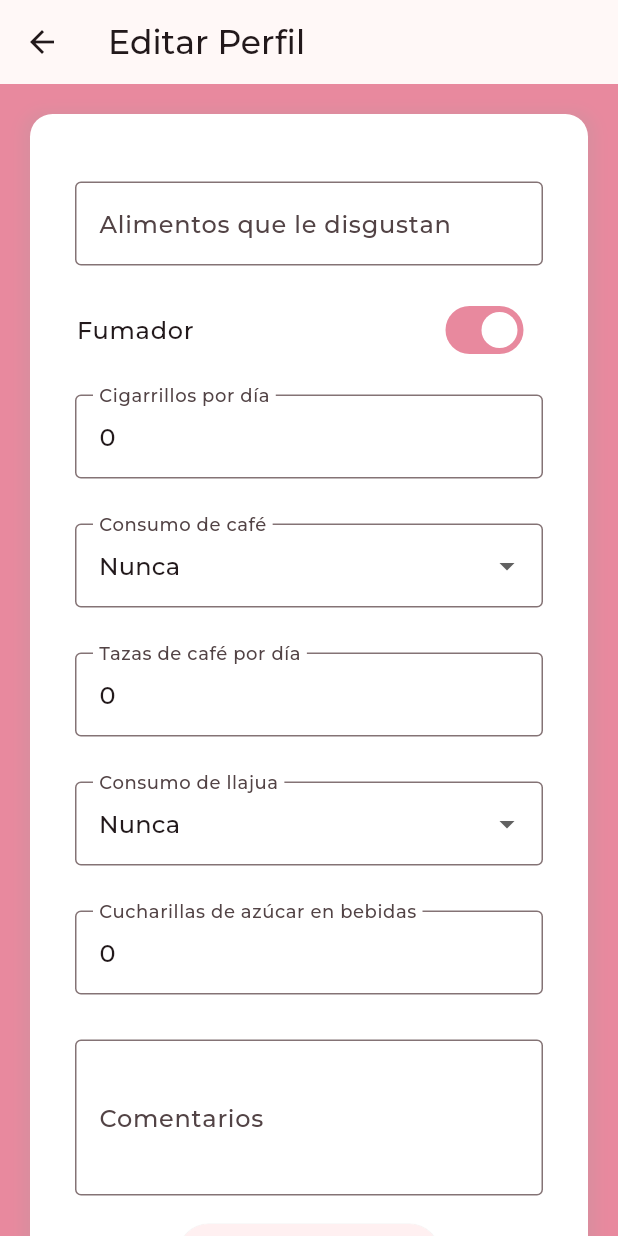
After one commit to sabinelohnerv/proyecto-catas, a Flutter app: the ProfileView screen opened directly, after a tap on "PERFIL", on a phone screen of 412 x 824 dp. The commit adds this screen. Run offline on Flutter 3.47's test engine with Material 3 defaults, Android fonts, the phone set to English and light mode, and no system bars; our stand-ins replace cloud_firestore, firebase_auth, firebase_core, firebase_storage, image_picker; accounts and stored records are empty; network calls fail; project files that could hold a hidden picture were left out.

Commit message:
Edit View Progress

```diff
--- a/lib/view_models/profile_viewmodel.dart
+++ b/lib/view_models/profile_viewmodel.dart
@@ -41,7 +41,7 @@ class ProfileViewModel extends ChangeNotifier {
 
   String get imageUrl =>
       _userDetails?['image_url'] ??
-      'https://firebasestorage.googleapis.com/v0/b/catas-univalle.appspot.com/o/user_profile_images%2FdKgpYVBtrINmWNUbHaFzbTfLIR43.jpg?alt=media&token=ec449f94-cb81-4939-acef-cb3f9802652a';
+      'https://firebasestorage.googleapis.com/v0/b/catas-univalle.appspot.com/o/user_profile_images%2FQf0El6c5R7Suh8y3oXBLu1ReV7r2.jpg?alt=media&token=54b51bb0-1a01-49de-9d40-e868e0f493d7';
   String get fullName => _userDetails?['fullName'] ?? 'Nombre no disponible';
   String get email => _userDetails?['email'] ?? 'Email no disponible';
   String get birthDate =>
--- a/lib/view_models/register_viewmodel.dart
+++ b/lib/view_models/register_viewmodel.dart
@@ -4,9 +4,11 @@ import 'package:catas_univalle/services/auth_service.dart';
 import 'package:flutter/material.dart';
 import 'package:intl/intl.dart';
 import '../models/judge.dart';
+import '../services/user_service.dart';
 
 class RegisterViewModel with ChangeNotifier {
   final _authService = AuthService();
+  final _userService = UserService();
 
   String fullName = '';
   String email = '';
@@ -91,6 +93,21 @@ class RegisterViewModel with ChangeNotifier {
     cigarettesPerDayController.text = cigarettesPerDay.toString();
     coffeeCupsPerDayController.text = coffeeCupsPerDay.toString();
     sugarInDrinksController.text = sugarInDrinks.toString();
+  }
+
+  void updateDislikes(String value) {
+    dislikes = value;
+    notifyListeners();
+  }
+
+  void updateSmokes(bool value) {
+    smokes = value;
+    notifyListeners();
+  }
+
+  void updateComment(String value) {
+    comment = value;
+    notifyListeners();
   }
 
   void updateCigarettesPerDay(int value) {
@@ -304,4 +321,55 @@ class RegisterViewModel with ChangeNotifier {
       return false;
     }
   }
+
+  //Edit
+
+  Future<void> loadUserProfile() async {
+    final currentUser = _userService.getCurrentUser();
+    if (currentUser != null) {
+      final userDetails = await _userService.getUserDetails(currentUser.uid);
+      if (userDetails != null) {
+        dislikes = userDetails['dislikes'] ?? '';
+        symptoms = List.from(userDetails['symptoms'] ?? []);
+        smokes = userDetails['smokes'] ?? false;
+        cigarettesPerDay = userDetails['cigarettesPerDay'] ?? 0;
+        coffee = userDetails['coffee'] ?? 'Nunca';
+        coffeeCupsPerDay = userDetails['coffeeCupsPerDay'] ?? 0;
+        llajua = userDetails['llajua'] ?? 'Nunca';
+        seasonings = List.from(userDetails['seasonings'] ?? []);
+        sugarInDrinks = userDetails['sugarInDrinks'] ?? 0;
+        allergies = List.from(userDetails['allergies'] ?? []);
+        comment = userDetails['comment'] ?? '';
+        notifyListeners();
+      }
+    }
+  }
+
+  Future<bool> saveProfileChanges() async {
+    final currentUser = _userService.getCurrentUser();
+    if (currentUser != null) {
+      Judge updatedJudge = Judge(
+        id: currentUser.uid,
+        fullName: '',
+        email: '',
+        birthDate: '',
+        gender: '',
+        dislikes: dislikes,
+        symptoms: selectedSymptoms,
+        smokes: smokes,
+        cigarettesPerDay: cigarettesPerDay,
+        coffee: coffee,
+        coffeeCupsPerDay: coffeeCupsPerDay,
+        llajua: llajua,
+        seasonings: selectedSeasonings,
+        sugarInDrinks: sugarInDrinks,
+        allergies: selectedAllergies,
+        comment: comment,
+        applicationState: '',
+        profileImgUrl: '',
+      );
+      return await _userService.updateJudgeDetails(updatedJudge);
+    }
+    return false;
+  }
 }
--- /dev/null
+++ b/lib/views/edit_profile_view.dart
@@ -0,0 +1,188 @@
+// ignore_for_file: use_build_context_synchronously
+
+import 'package:flutter/material.dart';
+import 'package:provider/provider.dart';
+import 'package:catas_univalle/view_models/register_viewmodel.dart';
+
+import '../widgets/profile/edit_field.dart'; // Asegúrate de que la ruta sea correcta
+
+class EditProfileView extends StatefulWidget {
+  const EditProfileView({Key? key}) : super(key: key);
+
+  @override
+  State<EditProfileView> createState() => _EditProfileViewState();
+}
+
+class _EditProfileViewState extends State<EditProfileView> {
+  final GlobalKey<FormState> _formKey = GlobalKey<FormState>();
+
+  @override
+  void initState() {
+    super.initState();
+    final viewModel = Provider.of<RegisterViewModel>(context, listen: false);
+    viewModel.loadUserProfile();
+  }
+
+  @override
+  Widget build(BuildContext context) {
+    final viewModel = Provider.of<RegisterViewModel>(context);
+
+    return Scaffold(
+      appBar: AppBar(
+        title: const Text("Editar Perfil"),
+      ),
+      backgroundColor: Theme.of(context).colorScheme.primary,
+      body: SingleChildScrollView(
+        padding: const EdgeInsets.all(20.0),
+        child: Form(
+          key: _formKey,
+          child: Container(
+            padding: const EdgeInsets.symmetric(horizontal: 15, vertical: 30),
+            decoration: BoxDecoration(
+              color: Colors.white,
+              borderRadius: BorderRadius.circular(15),
+              boxShadow: [
+                BoxShadow(
+                  color: Colors.grey.withOpacity(0.2),
+                  spreadRadius: 5,
+                  blurRadius: 7,
+                  offset: const Offset(0, 3),
+                ),
+              ],
+            ),
+            child: Column(
+              children: [
+                // Dislikes
+                CustomTextFormField(
+                  controller: TextEditingController(text: viewModel.dislikes),
+                  labelText: 'Alimentos que le disgustan',
+                  onSaved: (value) => viewModel.updateDislikes(value ?? ''),
+                ),
+                // Smokes
+                ListTile(
+                  title: const Text("Fumador"),
+                  trailing: Switch(
+                    value: viewModel.smokes,
+                    onChanged: (newValue) {
+                      setState(() {
+                        viewModel.smokes = newValue;
+                      });
+                    },
+                  ),
+                ),
+                // Cigarettes per day
+                CustomTextFormField(
+                  controller: TextEditingController(
+                      text: viewModel.cigarettesPerDay.toString()),
+                  labelText: 'Cigarrillos por día',
+                  keyboardType: TextInputType.number,
+                  onSaved: (value) => viewModel
+                      .updateCigarettesPerDay(int.tryParse(value ?? '0') ?? 0),
+                ),
+                // Coffee consumption
+                CustomDropdownFormField(
+                  value: viewModel.coffee,
+                  labelText: 'Consumo de café',
+                  items: viewModel.consumptionOptions,
+                  onChanged: (String? newValue) =>
+                      viewModel.coffee = (newValue!),
+                ),
+                // Coffee cups per day
+                CustomTextFormField(
+                  controller: TextEditingController(
+                      text: viewModel.coffeeCupsPerDay.toString()),
+                  labelText: 'Tazas de café por día',
+                  keyboardType: TextInputType.number,
+                  onSaved: (value) => viewModel
+                      .updateCoffeeCupsPerDay(int.tryParse(value ?? '0') ?? 0),
+                ),
+                // Llajua consumption
+                CustomDropdownFormField(
+                  value: viewModel.llajua,
+                  labelText: 'Consumo de llajua',
+                  items: viewModel.consumptionOptions,
+                  onChanged: (String? newValue) =>
+                      viewModel.llajua = (newValue!),
+                ),
+                // Sugar in drinks
+                CustomTextFormField(
+                  controller: TextEditingController(
+                      text: viewModel.sugarInDrinks.toString()),
+                  labelText: 'Cucharillas de azúcar en bebidas',
+                  keyboardType: TextInputType.number,
+                  onSaved: (value) => viewModel
+                      .updateSugarInDrinks(int.tryParse(value ?? '0') ?? 0),
+                ),
+                // Comment
+                CustomTextFormField(
+                  controller: TextEditingController(text: viewModel.comment),
+                  labelText: 'Comentarios',
+                  maxLines: 3,
+                  onSaved: (value) => viewModel.updateComment(value ?? ''),
+                ),
+                // Submit button
+                ElevatedButton(
+                  onPressed: () async {
+                    if (_formKey.currentState!.validate()) {
+                      _formKey.currentState!.save();
+                      if (await viewModel.saveProfileChanges()) {
+                        ScaffoldMessenger.of(context).showSnackBar(
+                          const SnackBar(
+                              content:
+                                  Text('Perfil actualizado correctamente')),
+                        );
+                        Navigator.of(context).pop();
+                      } else {
+                        ScaffoldMessenger.of(context).showSnackBar(
+                          const SnackBar(
+                              content: Text('Error al actualizar el perfil')),
+                        );
+                      }
+                    }
+                  },
+                  child: const Text('Guardar Cambios'),
+                ),
+              ],
+            ),
+          ),
+        ),
+      ),
+    );
+  }
+}
+
+class CustomDropdownFormField extends StatelessWidget {
+  final String value;
+  final String labelText;
+  final List<String> items;
+  final void Function(String?) onChanged;
+
+  const CustomDropdownFormField({
+    Key? key,
+    required this.value,
+    required this.labelText,
+    required this.items,
+    required this.onChanged,
+  }) : super(key: key);
+
+  @override
+  Widget build(BuildContext context) {
+    return Padding(
+      padding: const EdgeInsets.all(15.0),
+      child: DropdownButtonFormField<String>(
+        value: value,
+        decoration: InputDecoration(
+          labelText: labelText,
+          border: const OutlineInputBorder(),
+        ),
+        items: items.map<DropdownMenuItem<String>>((String value) {
+          return DropdownMenuItem<String>(
+            value: value,
+            child: Text(value),
+          );
+        }).toList(),
+        onChanged: onChanged,
+      ),
+    );
+  }
+}
--- a/lib/views/profile_view.dart
+++ b/lib/views/profile_view.dart
@@ -1,3 +1,4 @@
+import 'package:catas_univalle/views/edit_profile_view.dart';
 import 'package:catas_univalle/widgets/profile/attributes_container.dart';
 import 'package:flutter/material.dart';
 import 'package:provider/provider.dart';
@@ -107,7 +108,8 @@ class _ProfileViewState extends State<ProfileView> {
                   img: "profile",
                   title: "Perfil",
                   subtitle: 'Editar',
-                  isClickable: false,
+                  destinationScreen: EditProfileView(),
+                  isClickable: true,
                 ),
               ),
             ),
--- /dev/null
+++ b/lib/widgets/profile/edit_field.dart
@@ -0,0 +1,44 @@
+import 'package:flutter/material.dart';
+
+class CustomTextFormField extends StatelessWidget {
+  final TextEditingController controller;
+  final String labelText;
+  final String? Function(String?)? validator;
+  final TextInputType keyboardType;
+  final bool obscureText;
+  final int? maxLines;
+  final void Function(String?)? onSaved;
+  final void Function()? onTap;
+
+  const CustomTextFormField({
+    Key? key,
+    required this.controller,
+    required this.labelText,
+    this.validator,
+    this.keyboardType = TextInputType.text,
+    this.obscureText = false,
+    this.maxLines = 1,
+    this.onSaved,
+    this.onTap,
+  }) : super(key: key);
+
+  @override
+  Widget build(BuildContext context) {
+    return Padding(
+      padding: const EdgeInsets.all(15.0),
+      child: TextFormField(
+        controller: controller,
+        decoration: InputDecoration(
+          labelText: labelText,
+          border: const OutlineInputBorder(),
+        ),
+        validator: validator,
+        keyboardType: keyboardType,
+        obscureText: obscureText,
+        maxLines: maxLines,
+        onSaved: onSaved,
+        onTap: onTap,
+      ),
+    );
+  }
+}
```
Also changed, not shown: lib/services/user_service.dart (+23 -0 lines).
